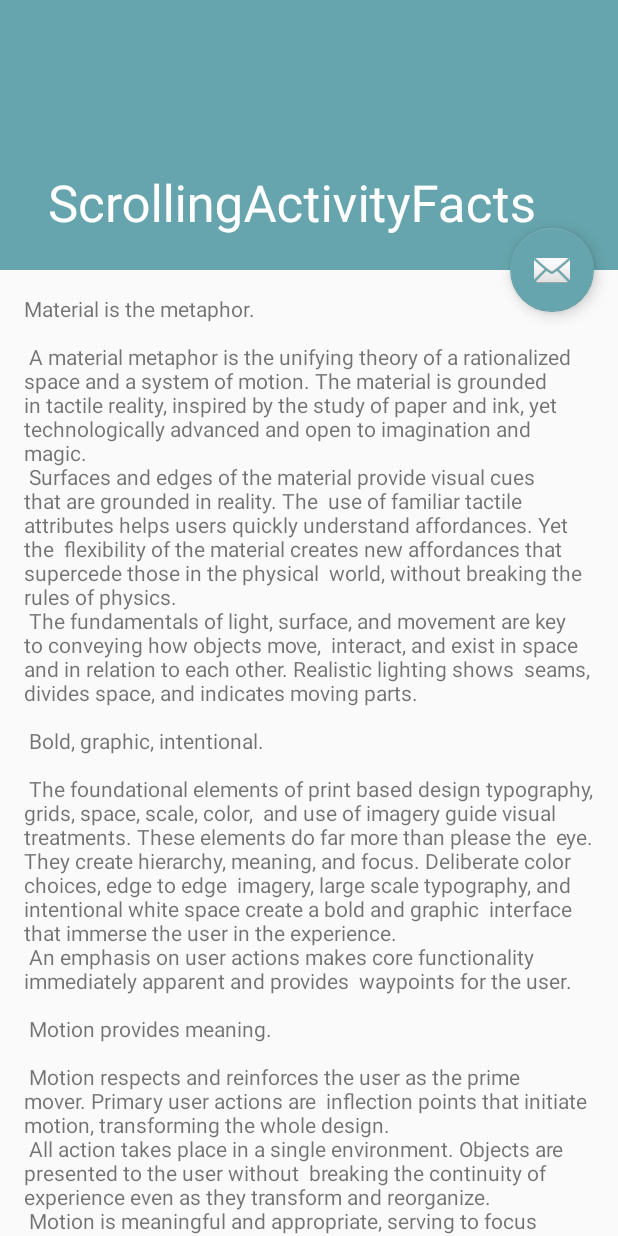
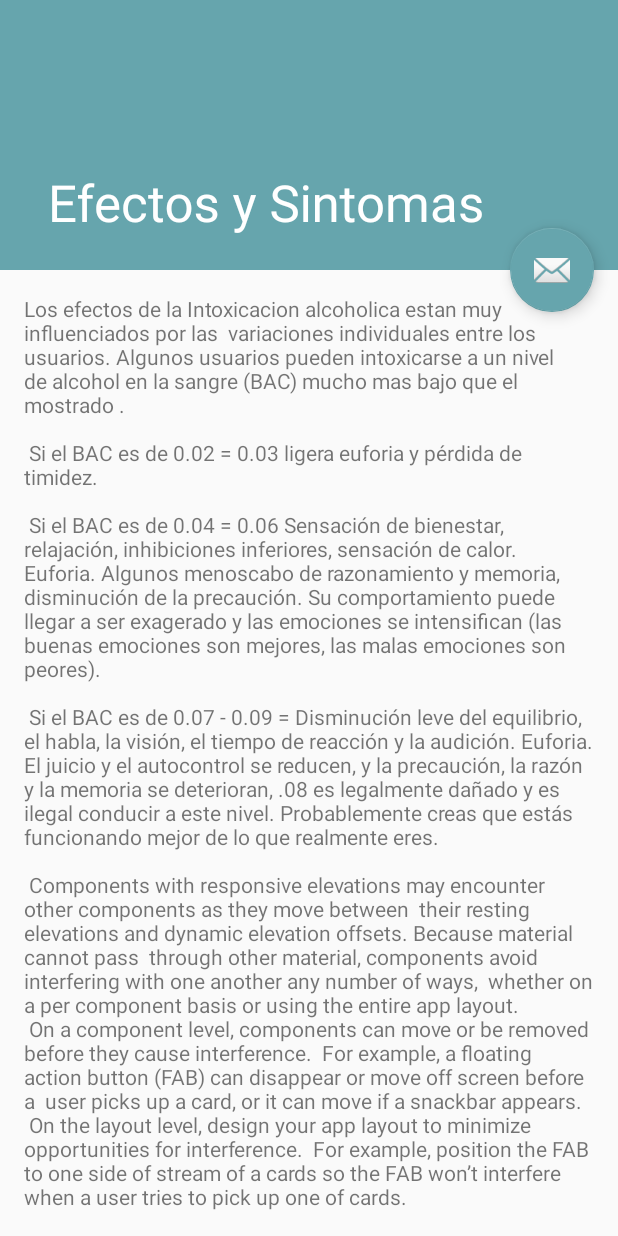
Before and after one commit to xlKennethlx/Mi_Traguito, an Android app: the ScrollingActivityFacts screen opened directly, with no data from a screen before it, on a phone screen of 412 x 824 dp. Run offline under Robolectric (Android 15) with nearby library versions, the phone set to English and light mode, and no system bars.

Commit message:
k
strings

```diff
--- a/app/src/main/res/layout/activity_scrolling_facts.xml
+++ b/app/src/main/res/layout/activity_scrolling_facts.xml
@@ -18,6 +18,7 @@
             android:id="@+id/toolbar_layout"
             android:layout_width="match_parent"
             android:layout_height="match_parent"
+            android:layout_weight="1"
             android:fitsSystemWindows="true"
             app:contentScrim="?attr/colorPrimary"
             app:layout_scrollFlags="scroll|exitUntilCollapsed">
--- a/app/src/main/res/values/strings.xml
+++ b/app/src/main/res/values/strings.xml
@@ -15,84 +15,29 @@
     <string name="navigation_drawer_close">Close navigation drawer</string>
 
     <string name="action_settings">Settings</string>
-    <string name="title_activity_scrolling_facts">ScrollingActivityFacts</string>
+    <string name="title_activity_scrolling_facts">Efectos y Sintomas</string>
     <string name="large_text">
-        "Material is the metaphor.\n\n"
+        "Los efectos de la Intoxicacion alcoholica estan muy influenciados por las "
+        "variaciones individuales entre los usuarios. Algunos usuarios pueden intoxicarse"
+        "a un nivel de alcohol en la sangre (BAC) mucho mas bajo que el mostrado .\n\n"
 
-        "A material metaphor is the unifying theory of a rationalized space and a system of motion."
-        "The material is grounded in tactile reality, inspired by the study of paper and ink, yet "
-        "technologically advanced and open to imagination and magic.\n"
-        "Surfaces and edges of the material provide visual cues that are grounded in reality. The "
-        "use of familiar tactile attributes helps users quickly understand affordances. Yet the "
-        "flexibility of the material creates new affordances that supercede those in the physical "
-        "world, without breaking the rules of physics.\n"
-        "The fundamentals of light, surface, and movement are key to conveying how objects move, "
-        "interact, and exist in space and in relation to each other. Realistic lighting shows "
-        "seams, divides space, and indicates moving parts.\n\n"
+        "Si el BAC es de 0.02 = 0.03 ligera euforia y pérdida de timidez. \n\n"
 
-        "Bold, graphic, intentional.\n\n"
+        "Si el BAC es de 0.04 = 0.06 Sensación de bienestar, relajación, inhibiciones"
+        "inferiores, sensación de calor. Euforia. Algunos menoscabo de razonamiento y"
+        "memoria, disminución de la precaución. Su comportamiento puede llegar a ser"
+        "exagerado y las emociones se intensifican (las buenas emociones son mejores, las"
+        "malas emociones son peores). \n\n"
 
-        "The foundational elements of print based design typography, grids, space, scale, color, "
-        "and use of imagery guide visual treatments. These elements do far more than please the "
-        "eye. They create hierarchy, meaning, and focus. Deliberate color choices, edge to edge "
-        "imagery, large scale typography, and intentional white space create a bold and graphic "
-        "interface that immerse the user in the experience.\n"
-        "An emphasis on user actions makes core functionality immediately apparent and provides "
-        "waypoints for the user.\n\n"
+        "Si el BAC es de 0.07 - 0.09 = Disminución leve del equilibrio, el habla, la visión,"
+        "el tiempo de reacción y la audición. Euforia. El juicio y el autocontrol se reducen,"
+        "y la precaución, la razón y la memoria se deterioran, .08 es legalmente dañado y"
+        "es ilegal conducir a este nivel. Probablemente creas que estás funcionando mejor"
+        "de lo que realmente eres. \n\n"
 
-        "Motion provides meaning.\n\n"
 
-        "Motion respects and reinforces the user as the prime mover. Primary user actions are "
-        "inflection points that initiate motion, transforming the whole design.\n"
-        "All action takes place in a single environment. Objects are presented to the user without "
-        "breaking the continuity of experience even as they transform and reorganize.\n"
-        "Motion is meaningful and appropriate, serving to focus attention and maintain continuity. "
-        "Feedback is subtle yet clear. Transitions are efﬁcient yet coherent.\n\n"
 
-        "3D world.\n\n"
 
-        "The material environment is a 3D space, which means all objects have x, y, and z "
-        "dimensions. The z-axis is perpendicularly aligned to the plane of the display, with the "
-        "positive z-axis extending towards the viewer. Every sheet of material occupies a single "
-        "position along the z-axis and has a standard 1dp thickness.\n"
-        "On the web, the z-axis is used for layering and not for perspective. The 3D world is "
-        "emulated by manipulating the y-axis.\n\n"
-
-        "Light and shadow.\n\n"
-
-        "Within the material environment, virtual lights illuminate the scene. Key lights create "
-        "directional shadows, while ambient light creates soft shadows from all angles.\n"
-        "Shadows in the material environment are cast by these two light sources. In Android "
-        "development, shadows occur when light sources are blocked by sheets of material at "
-        "various positions along the z-axis. On the web, shadows are depicted by manipulating the "
-        "y-axis only. The following example shows the card with a height of 6dp.\n\n"
-
-        "Resting elevation.\n\n"
-
-        "All material objects, regardless of size, have a resting elevation, or default elevation "
-        "that does not change. If an object changes elevation, it should return to its resting "
-        "elevation as soon as possible.\n\n"
-
-        "Component elevations.\n\n"
-
-        "The resting elevation for a component type is consistent across apps (e.g., FAB elevation "
-        "does not vary from 6dp in one app to 16dp in another app).\n"
-        "Components may have different resting elevations across platforms, depending on the depth "
-        "of the environment (e.g., TV has a greater depth than mobile or desktop).\n\n"
-
-        "Responsive elevation and dynamic elevation offsets.\n\n"
-
-        "Some component types have responsive elevation, meaning they change elevation in response "
-        "to user input (e.g., normal, focused, and pressed) or system events. These elevation "
-        "changes are consistently implemented using dynamic elevation offsets.\n"
-        "Dynamic elevation offsets are the goal elevation that a component moves towards, relative "
-        "to the component’s resting state. They ensure that elevation changes are consistent "
-        "across actions and component types. For example, all components that lift on press have "
-        "the same elevation change relative to their resting elevation.\n"
-        "Once the input event is completed or cancelled, the component will return to its resting "
-        "elevation.\n\n"
-
-        "Avoiding elevation interference.\n\n"
 
         "Components with responsive elevations may encounter other components as they move between "
         "their resting elevations and dynamic elevation offsets. Because material cannot pass "
```
